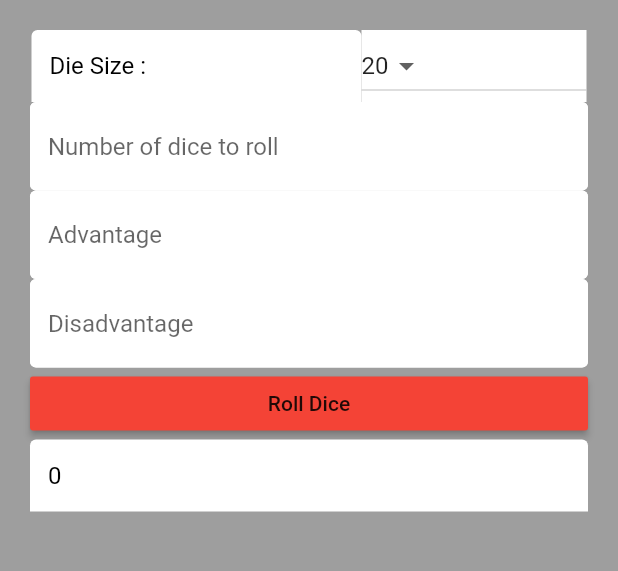
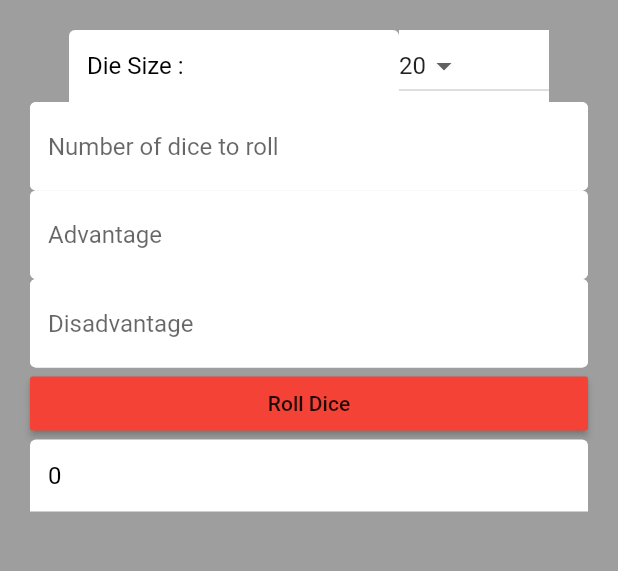
Before and after one commit to Grave2363/Table_Top_Assist, a Flutter app: the diceRoll screen opened directly, on a phone screen of 412 x 824 dp, the part 84-655 px from its top. Run offline on Flutter 3.47's test engine with Material 2 defaults, Android fonts, the phone set to English and light mode, and no system bars; our stand-ins replace cloud_firestore, firebase_auth, firebase_database, firebase_messaging, flutter_spinkit, image_picker and 2 more; accounts and stored records are empty.

Commit message:
bug fixes

```diff
--- a/lib/Pages/Dice.dart
+++ b/lib/Pages/Dice.dart
@@ -53,7 +53,7 @@ class _diceRollState extends State<diceRoll> {
                   child:
                   TextField(decoration: staticTextDecor.copyWith(hintText: 'Die Size : ',hintStyle: TextStyle(color: Colors.black),),enabled: false,),),
                 Container(
-                  width: 150,
+                  width: 100,
                   color: Colors.white,
                   child: DropdownButton<String>(
                  items: dice.map((String dropDownStringItem){return DropdownMenuItem<String>(value: dropDownStringItem,child: Text(dropDownStringItem),);}).toList(),
--- a/lib/Pages/Profile.dart
+++ b/lib/Pages/Profile.dart
@@ -1,15 +1,11 @@
 import 'package:firebase_messaging/firebase_messaging.dart';
 import 'package:flutter/cupertino.dart';
 import 'package:flutter/material.dart';
-
 import 'dart:io';
-
 import 'package:rpgcompanion/servicces/databade.dart';
 import 'package:rpgcompanion/shared/const.dart';
 import 'package:shared_preferences/shared_preferences.dart';
-
 import 'package:image_picker/image_picker.dart';
-
 // ignore: camel_case_types
 class profile extends StatefulWidget {
   final String name;
@@ -107,7 +103,7 @@ class _profileState extends State<profile> {
     await pref.setString('User Pic', imgFromPrefs);
     await pref.setString('User Bio', bio);
     databaseService().setCollect(email);
-    databaseService().updateUser( _userController.text, email, userToken);
+    databaseService().updateUser( _userController.text, email, userToken, bio);
     print("Completed update");
   }
   @override
```
Also changed, not shown: lib/servicces/databade.dart (+3 -4 lines).
